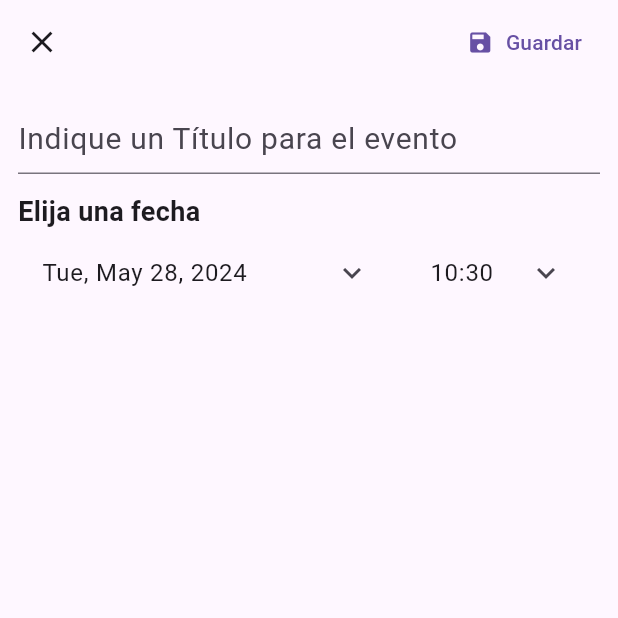
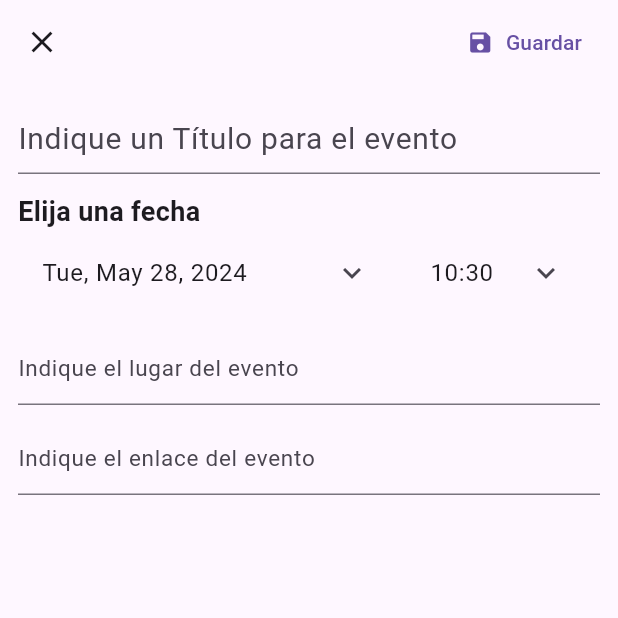
Before and after one commit to TheCarlitosYT/inforas, a Flutter app: the EventEditingPage screen opened by its route, on a phone screen of 412 x 824 dp, the top half of it. Run offline on Flutter 3.47's test engine with Material 3 defaults, Android fonts, the phone set to English and light mode, and no system bars; our stand-ins replace form_field_validator, get, table_calendar.

Commit message:
modificaciones a la pantalla de creación de eventos.

```diff
--- a/lib/screens/event_editing_page.dart
+++ b/lib/screens/event_editing_page.dart
@@ -23,6 +23,8 @@ class EventEditingPage extends StatefulWidget {
 class _EventEditingPageState extends State<EventEditingPage> {
   final _formKey = GlobalKey<FormState>();
   final titleController = TextEditingController();
+  final lugarController = TextEditingController();
+  final enlaceController = TextEditingController();
   late DateTime fechaHoraEvento;
 
   @override
@@ -56,6 +58,9 @@ class _EventEditingPageState extends State<EventEditingPage> {
                 SizedBox(height: 12),
                 buildDatePickers(),
                 SizedBox(height: 12),
+                buildLugar(),
+                SizedBox(height: 12),
+                buildEnlace(),
               ],
             ),
           ),
@@ -72,6 +77,7 @@ class _EventEditingPageState extends State<EventEditingPage> {
             onPressed: () => Navigator.pop(context))
       ];
 
+  //Controladores de texto
   Widget buildTitle() => TextFormField(
         style: TextStyle(fontSize: 21),
         decoration: InputDecoration(
@@ -85,6 +91,35 @@ class _EventEditingPageState extends State<EventEditingPage> {
         controller: titleController,
       );
 
+
+    Widget buildLugar() => TextFormField(
+        style: TextStyle(fontSize: 15),
+        decoration: InputDecoration(
+          border: UnderlineInputBorder(),
+          hintText: 'Indique el lugar del evento',
+          hintStyle: TextStyle(fontSize: 15),
+        ),
+        onFieldSubmitted: (_) {},
+        validator: (value) =>
+            value!.isEmpty ? value = "Sin lugar" : null,
+        controller: lugarController,
+      );
+
+
+    Widget buildEnlace() => TextFormField(
+        style: TextStyle(fontSize: 15),
+        decoration: InputDecoration(
+          border: UnderlineInputBorder(),
+          hintText: 'Indique el enlace del evento',
+          hintStyle: TextStyle(fontSize: 15),
+        ),
+        onFieldSubmitted: (_) {},
+        validator: (value) =>
+            value!.isEmpty ? value = "Sin enlace" : null,
+        controller: enlaceController,
+      );
+
+
   Widget buildDatePickers() => Column(
         children: [
           buildFrom(),
@@ -96,7 +131,6 @@ class _EventEditingPageState extends State<EventEditingPage> {
       //Este ejemplo de abajo sería el from y el to sería duplicarlo y añadirle otro campo fechayhora)
       header: 'Elija una fecha',
       child: Row(children: [
-// Suggested code may be subject to a license. Learn more: LicenseLog:69420
         Expanded(
           flex: 2,
           child: buildDropdownField(
@@ -185,4 +219,23 @@ class _EventEditingPageState extends State<EventEditingPage> {
           child,
         ],
       );
+
+
+//Publicación, aquí se guarda el objeto que contiene:
+//Titulo, tipo de evento, descripción, enlace, fecha y lugar.
+
+      // Future saveForm() async {
+      // final isValid = _formKey.currentState!.validate();
+      // if (isValid) {
+      //   final evento = Evento(
+      //     titulo: titleController.text,
+      //     tipoEvento: tipoEvento,
+      //     descripcion: descripcion,
+      //     enlace: enlaceController.text,
+      //     fecha: fecha,
+      //     lugar: lugarController.text
+      //     )
+      // //Pensando como hacerlo, ya que en el caso de eventos, tanto el enlace como el lugar pueden ser opcionales.
+      // }
+      // }
 }
```
